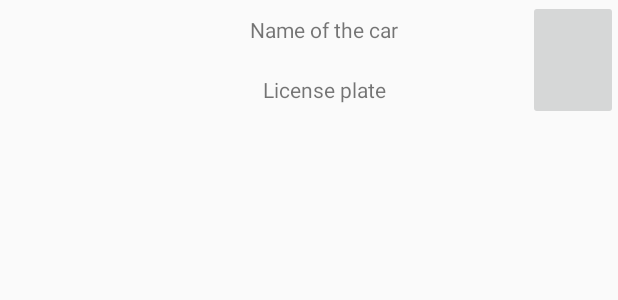
After one commit to Deedss/CarSwipe, an Android app: the layout car_row.xml on its own in the app's theme, with its tools: preview values and no code run, on a phone screen of 412 x 824 dp. The commit adds this screen. Shown: the top 300 px of the screen. Run offline under Robolectric (Android 15) with nearby library versions, the phone set to English and light mode, and no system bars.

Commit message:
iinital setup of listviews

```diff
--- a/vroomrr-app/app/build.gradle
+++ b/vroomrr-app/app/build.gradle
@@ -6,7 +6,7 @@ android {
 
     defaultConfig {
         applicationId "com.example.vroomrr"
-        minSdkVersion 16
+        minSdkVersion 23
         targetSdkVersion 29
         versionCode 1
         versionName "1.0"
--- /dev/null
+++ b/vroomrr-app/app/src/main/res/layout/car_row.xml
@@ -0,0 +1,45 @@
+<?xml version="1.0" encoding="utf-8"?>
+<LinearLayout xmlns:android="http://schemas.android.com/apk/res/android"
+    android:id="@+id/mainLayout"
+    android:orientation="horizontal"
+    android:layout_width="match_parent"
+    android:layout_height="80dp"
+    android:clickable="true"
+    android:focusable="true">
+
+    <ImageView
+        android:id="@+id/image_car"
+        android:layout_width="80dp"
+        android:layout_height="match_parent"
+        android:contentDescription="@string/image_car" />
+
+    <LinearLayout
+        android:layout_width="0dp"
+        android:layout_height="match_parent"
+        android:orientation="vertical"
+        android:layout_weight="1">
+
+        <TextView
+            android:id="@+id/name_car"
+            android:layout_width="match_parent"
+            android:layout_height="40dp"
+            android:gravity="center"
+            android:text="@string/name_car"
+            />
+
+        <TextView
+            android:id="@+id/license_car"
+            android:layout_width="match_parent"
+            android:layout_height="40dp"
+            android:gravity="center"
+            android:text="@string/license_plate_car" />
+
+    </LinearLayout>
+
+    <ImageButton
+        android:id="@+id/image_btn"
+        android:layout_width="60dp"
+        android:layout_height="match_parent"
+        android:contentDescription="@string/image_button" />
+
+</LinearLayout>
--- /dev/null
+++ b/vroomrr-app/app/src/main/res/layout/recyclerview.xml
@@ -0,0 +1,6 @@
+<?xml version="1.0" encoding="utf-8"?>
+<androidx.recyclerview.widget.RecyclerView
+    xmlns:android="http://schemas.android.com/apk/res/android" android:layout_width="match_parent"
+    android:layout_height="match_parent">
+
+</androidx.recyclerview.widget.RecyclerView>
--- a/vroomrr-app/app/src/main/res/values/strings.xml
+++ b/vroomrr-app/app/src/main/res/values/strings.xml
@@ -20,4 +20,13 @@
 
     <!-- General Strings -->
 
+    <!-- ImageView ContentDescription String -->
+    <string name="image_car">Image of the car</string>
+    <string name="name_car">Name of the car</string>
+    <string name="license_plate_car">License plate</string>
+    <string name="image_button">Image of delete icon</string>
+
+    <string name="image_chat">Image of chat</string>
+    <string name="text_chat">Text of chat</string>
+
 </resources>
```
Also changed, not shown: vroomrr-app/app/src/main/res/layout/chat_row.xml (added, +24 -0 lines).
